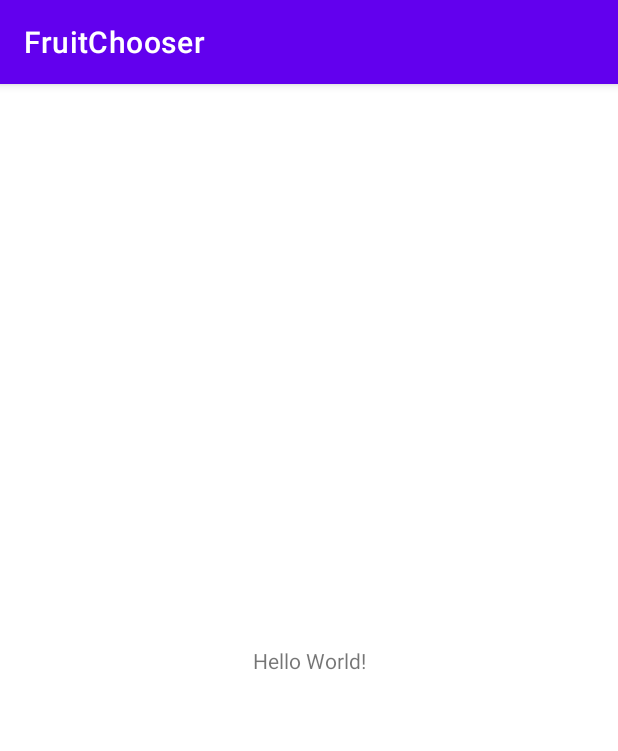
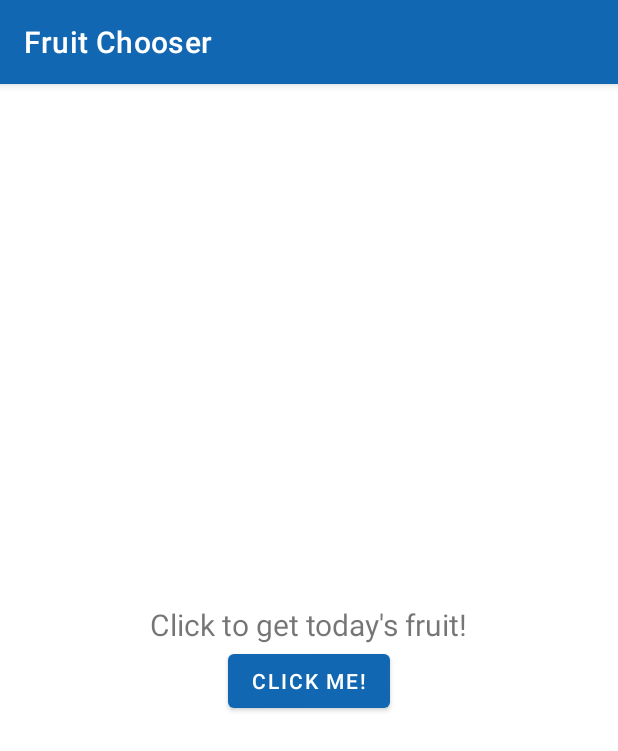
Before and after one commit to PF-Lippolis/FruitChooser, an Android app: the screen it shows after launch (MainActivity), on a phone screen of 412 x 824 dp. Shown: the top 751 px of the screen. Run offline under Robolectric (Android 15) with nearby library versions, the phone set to English and light mode, and no system bars.

Commit message:
Fix Layout

```diff
--- a/app/src/main/res/layout/activity_main.xml
+++ b/app/src/main/res/layout/activity_main.xml
@@ -7,12 +7,51 @@
     tools:context=".MainActivity">
 
     <TextView
+        android:id="@+id/description"
         android:layout_width="wrap_content"
         android:layout_height="wrap_content"
-        android:text="Hello World!"
+        android:text="@string/description"
+        android:textSize="20sp"
+        app:layout_constraintBottom_toTopOf="@+id/image"
+        app:layout_constraintEnd_toEndOf="parent"
+        app:layout_constraintHorizontal_bias="0.5"
+        app:layout_constraintStart_toStartOf="parent"
+        app:layout_constraintTop_toTopOf="parent"
+        app:layout_constraintVertical_chainStyle="packed" />
+
+    <ImageView
+        android:id="@+id/image"
+        android:layout_width="wrap_content"
+        android:layout_height="wrap_content"
+        android:visibility="gone"
+        app:layout_constraintBottom_toTopOf="@+id/progress_circle"
+        app:layout_constraintEnd_toEndOf="@id/description"
+        app:layout_constraintHorizontal_bias="0.5"
+        app:layout_constraintStart_toStartOf="@id/description"
+        app:layout_constraintTop_toBottomOf="@+id/description" />
+
+    <com.google.android.material.progressindicator.CircularProgressIndicator
+        android:id="@+id/progress_circle"
+        android:layout_width="wrap_content"
+        android:layout_height="wrap_content"
+        android:indeterminate="true"
+        android:visibility="gone"
+        app:layout_constraintBottom_toTopOf="@+id/button"
+        app:layout_constraintEnd_toEndOf="@id/description"
+        app:layout_constraintHorizontal_bias="0.5"
+        app:layout_constraintStart_toStartOf="@id/description"
+        app:layout_constraintTop_toBottomOf="@+id/image" />
+
+    <Button
+        android:id="@+id/button"
+        android:layout_width="wrap_content"
+        android:layout_height="wrap_content"
+        android:text="@string/button"
         app:layout_constraintBottom_toBottomOf="parent"
-        app:layout_constraintLeft_toLeftOf="parent"
-        app:layout_constraintRight_toRightOf="parent"
-        app:layout_constraintTop_toTopOf="parent" />
+        app:layout_constraintEnd_toEndOf="@id/description"
+        app:layout_constraintHorizontal_bias="0.5"
+        app:layout_constraintStart_toStartOf="@id/description"
+        app:layout_constraintTop_toBottomOf="@+id/progress_circle" />
+
 
 </androidx.constraintlayout.widget.ConstraintLayout>
--- a/app/src/main/res/values-night/themes.xml
+++ /dev/null
@@ -1,16 +0,0 @@
-<resources xmlns:tools="http://schemas.android.com/tools">
-    <!-- Base application theme. -->
-    <style name="Theme.FruitChooser" parent="Theme.MaterialComponents.DayNight.DarkActionBar">
-        <!-- Primary brand color. -->
-        <item name="colorPrimary">@color/purple_200</item>
-        <item name="colorPrimaryVariant">@color/purple_700</item>
-        <item name="colorOnPrimary">@color/black</item>
-        <!-- Secondary brand color. -->
-        <item name="colorSecondary">@color/teal_200</item>
-        <item name="colorSecondaryVariant">@color/teal_200</item>
-        <item name="colorOnSecondary">@color/black</item>
-        <!-- Status bar color. -->
-        <item name="android:statusBarColor" tools:targetApi="l">?attr/colorPrimaryVariant</item>
-        <!-- Customize your theme here. -->
-    </style>
-</resources>
--- a/app/src/main/res/values/colors.xml
+++ b/app/src/main/res/values/colors.xml
@@ -7,4 +7,6 @@
     <color name="teal_700">#FF018786</color>
     <color name="black">#FF000000</color>
     <color name="white">#FFFFFFFF</color>
+    <color name="dark_blue">#03254C</color>
+    <color name="blue">#1167b1</color>
 </resources>
--- a/app/src/main/res/values/strings.xml
+++ b/app/src/main/res/values/strings.xml
@@ -1,3 +1,5 @@
 <resources>
-    <string name="app_name">FruitChooser</string>
+    <string name="app_name">Fruit Chooser</string>
+    <string name="description">Click to get today\'s fruit!</string>
+    <string name="button">Click me!</string>
 </resources>
--- a/app/src/main/res/values/themes.xml
+++ b/app/src/main/res/values/themes.xml
@@ -2,13 +2,9 @@
     <!-- Base application theme. -->
     <style name="Theme.FruitChooser" parent="Theme.MaterialComponents.DayNight.DarkActionBar">
         <!-- Primary brand color. -->
-        <item name="colorPrimary">@color/purple_500</item>
-        <item name="colorPrimaryVariant">@color/purple_700</item>
+        <item name="colorPrimary">@color/blue</item>
+        <item name="colorPrimaryVariant">@color/dark_blue</item>
         <item name="colorOnPrimary">@color/white</item>
-        <!-- Secondary brand color. -->
-        <item name="colorSecondary">@color/teal_200</item>
-        <item name="colorSecondaryVariant">@color/teal_700</item>
-        <item name="colorOnSecondary">@color/black</item>
         <!-- Status bar color. -->
         <item name="android:statusBarColor" tools:targetApi="l">?attr/colorPrimaryVariant</item>
         <!-- Customize your theme here. -->
```
